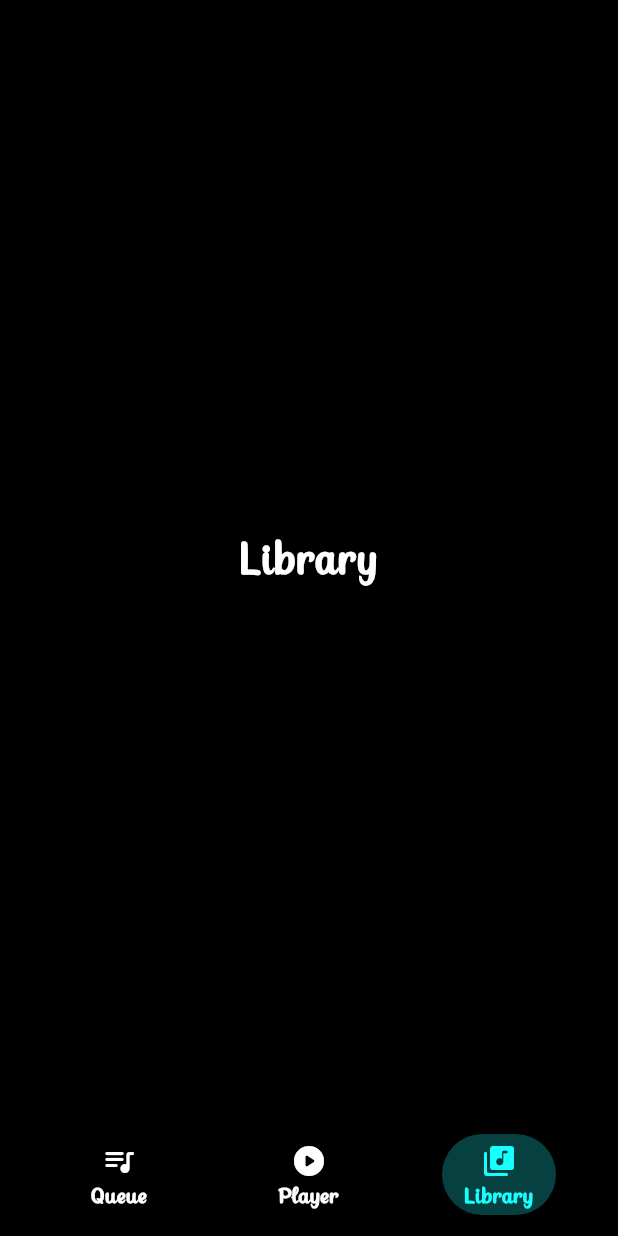
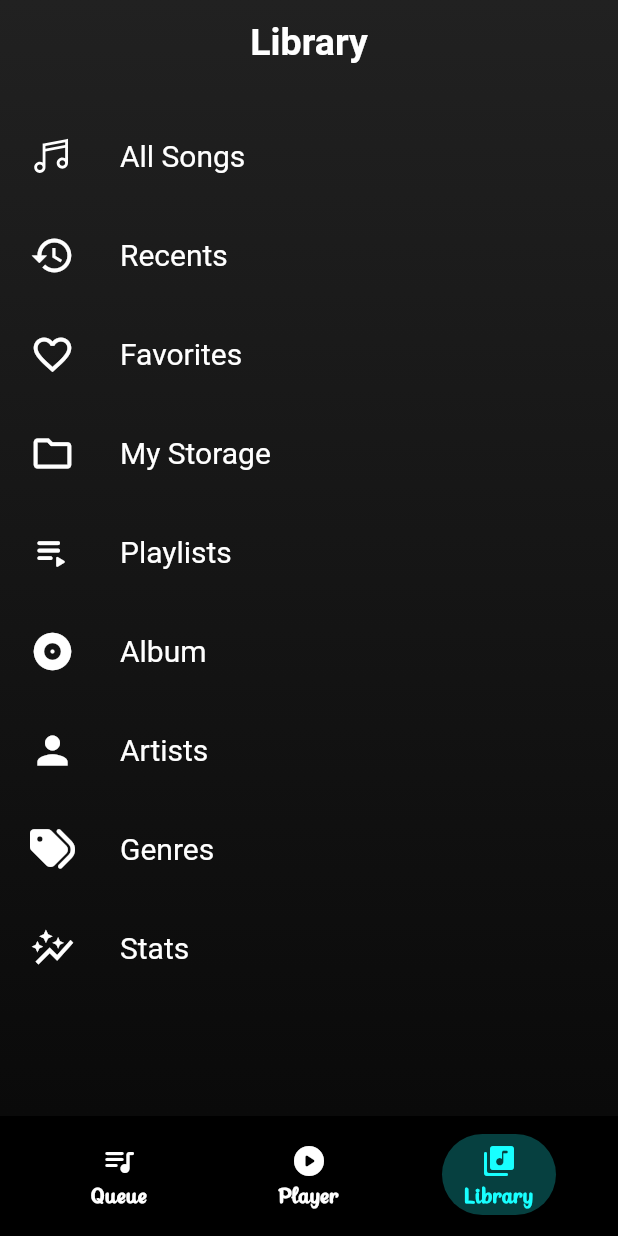
Before and after one commit to AkshatGupta-30/Sonicity--Flutter, a Flutter app: the screen it shows after launch, on a phone screen of 412 x 824 dp. Run offline on Flutter 3.47's test engine with Material 3 defaults, Android fonts, the phone set to English and light mode, and no system bars; our stand-ins replace font_awesome_flutter, get, line_awesome_flutter.

Commit message:
Added new Library Page

```diff
--- /dev/null
+++ b/lib/views/library_view/library_view.dart
@@ -0,0 +1,110 @@
+// ignore_for_file: prefer_const_constructors, prefer_const_constructors_in_immutables, prefer_const_literals_to_create_immutables
+
+import 'package:flutter/material.dart';
+import 'package:font_awesome_flutter/font_awesome_flutter.dart';
+import 'package:line_awesome_flutter/line_awesome_flutter.dart';
+
+class LibraryView extends StatelessWidget {
+  LibraryView({super.key});
+
+  @override
+  Widget build(BuildContext context) {
+    return Container(
+      decoration: BoxDecoration(
+        gradient: LinearGradient(
+          colors: [Colors.grey.shade900, Colors.grey.shade900.withOpacity(0.3)],
+          begin: Alignment.topCenter,
+          end: Alignment.bottomCenter,
+          stops: [0.0, 1],
+          tileMode: TileMode.clamp,
+        ),
+      ),
+      child: Scaffold(
+        backgroundColor: Colors.transparent,
+        appBar: AppBar(
+          backgroundColor: Colors.transparent,
+          shadowColor: Colors.transparent,
+          surfaceTintColor: Colors.transparent,
+          elevation: 0,
+          centerTitle: true,
+          title: Text("Library"),
+          titleTextStyle: TextStyle(color: Colors.white, fontSize: 25, fontWeight: FontWeight.bold),
+        ),
+        body: ListView(
+          padding: EdgeInsets.all(15),
+          physics: NeverScrollableScrollPhysics(),
+          children: [
+            Tile(// * : All Songs
+              onPressed: () {},
+              icon: LineAwesomeIcons.music,
+              title: "All Songs",
+            ),
+            Tile(// * : Recents
+              onPressed: () {},
+              icon: Icons.history,
+              title: "Recents",
+            ),
+            Tile(// * : Favorities
+              onPressed: () {},
+              icon: Icons.favorite_border,
+              title: "Favorites",
+            ),
+            Tile(// * : My Storage
+              onPressed: () {},
+              icon: Icons.folder_outlined,
+              title: "My Storage",
+            ),
+            Tile(// * : Playlists
+              onPressed: () {},
+              icon: Icons.playlist_play_rounded,
+              title: "Playlists",
+            ),
+            Tile(// * : Album
+              onPressed: () {},
+              icon: Icons.album_rounded,
+              title: "Album",
+            ),
+            Tile(// * : Artsists
+              onPressed: () {},
+              icon: Icons.person,
+              title: "Artists",
+            ),
+            Tile(// * : Genres
+              onPressed: () {},
+              icon: FontAwesomeIcons.tags,
+              title: "Genres",
+            ),
+            Tile(// * : Stats
+              onPressed: () {},
+              icon: Icons.auto_graph,
+              title: "Stats",
+            ),
+          ],
+        ),
+      ),
+    );
+  }
+}
+
+class Tile extends StatelessWidget {
+  final VoidCallback onPressed;
+  final IconData icon;
+  final String title;
+
+  Tile({super.key, required this.onPressed, required this.icon, required this.title});
+
+  @override
+  Widget build(BuildContext context) {
+    return ListTile(
+      onTap: onPressed,
+      contentPadding: EdgeInsets.all(5),
+      shape: RoundedRectangleBorder(borderRadius: BorderRadius.circular(10)),
+      leading: Icon(icon, size: 30),
+      horizontalTitleGap: 30,
+      title: Text(title),
+      titleTextStyle: TextStyle(fontSize: 20),
+      splashColor: Colors.grey.shade900,
+      iconColor: Colors.white,
+    );
+  }
+}
--- a/lib/views/navigation_view.dart
+++ b/lib/views/navigation_view.dart
@@ -3,6 +3,7 @@
 import 'package:flutter/material.dart';
 import 'package:sonicity/utils/contants/colors.dart';
 import 'package:sonicity/utils/widgets/bottom_nab_bar_tab.dart';
+import 'package:sonicity/views/library_view/library_view.dart';
 
 class NavigationView extends StatefulWidget {
   NavigationView({super.key});
@@ -24,15 +25,13 @@ class _NavigationViewState extends State<NavigationView> with SingleTickerProvid
   @override
   Widget build(BuildContext context) {
     return Scaffold(
-      body: SafeArea(
-        child: TabBarView(
+      body: TabBarView(
         controller: tabController,
         children: [
           Center(child: Text("Queue", style: TextStyle(color: Colors.white, fontSize: 30, fontWeight: FontWeight.bold))),
           Center(child: Text("Player", style: TextStyle(color: Colors.white, fontSize: 30, fontWeight: FontWeight.bold))),
-            Center(child: Text("Library", style: TextStyle(color: Colors.white, fontSize: 30, fontWeight: FontWeight.bold)))
+          LibraryView()
         ],
-        ),
       ),
       bottomNavigationBar: BottomAppBar(
         elevation: 1,
--- a/pubspec.yaml
+++ b/pubspec.yaml
@@ -12,6 +12,7 @@ dependencies:
   font_awesome_flutter: ^10.7.0
   get: ^4.6.6
   google_nav_bar: ^5.0.6
+  line_awesome_flutter: ^2.0.0
   rename: ^3.0.1
 
 dev_dependencies:
```
Also changed, not shown: pubspec.lock. Lines whose indentation alone changed are shown as unchanged.
